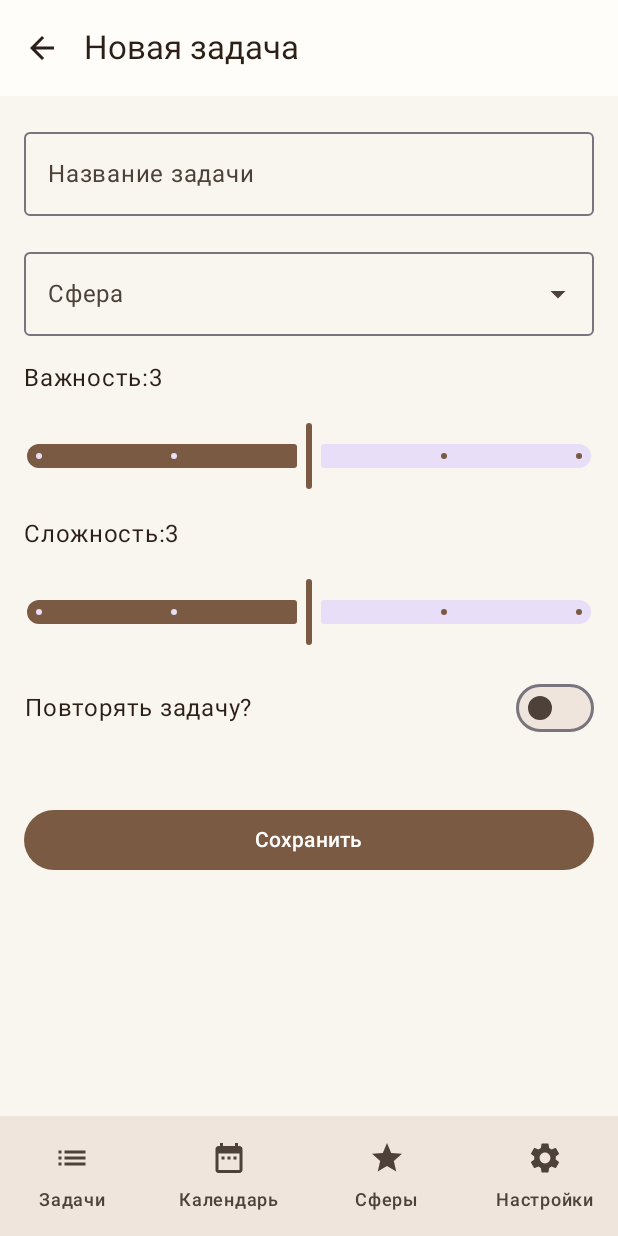
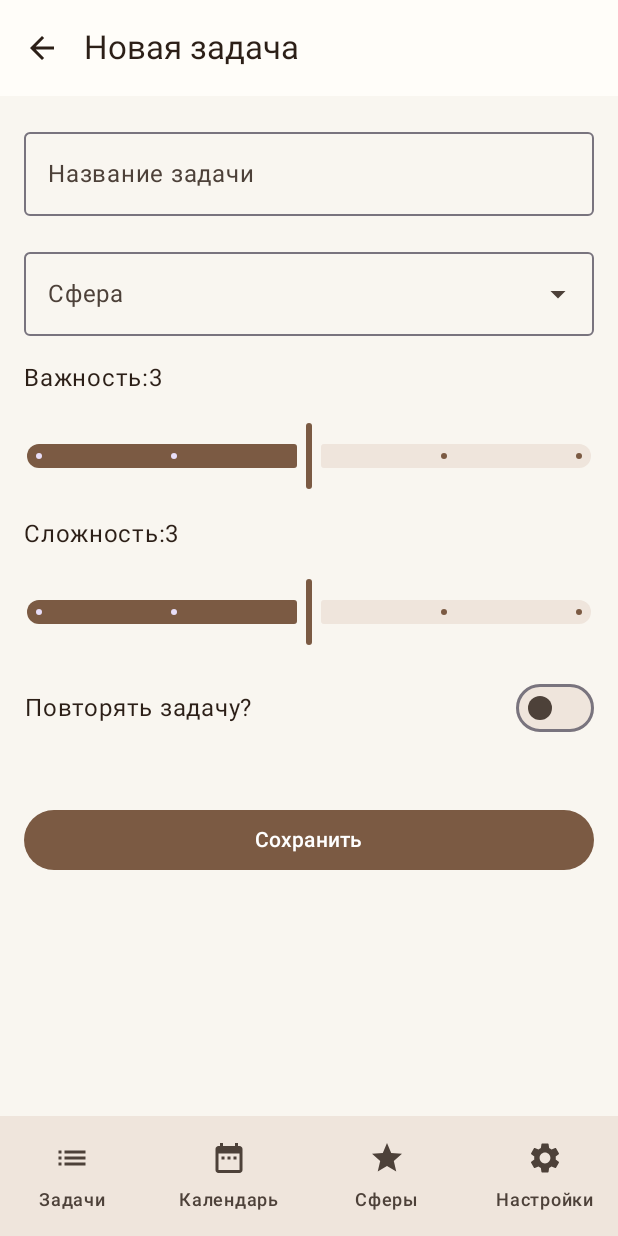
Before and after one commit to Varsipass-Doomber/HabitTracker-Adnroid, an Android app built with Jetpack Compose: the AddTaskScreen screen opened through its navigation route, on a phone screen of 412 x 824 dp. Run offline under Robolectric (Android 15) with nearby library versions, the phone set to English and light mode, and no system bars.

Commit message:
fix(ui): change slider colors

```diff
--- a/app/src/main/java/com/example/habittracker/ui/screen/tasks/AddTaskScreen.kt
+++ b/app/src/main/java/com/example/habittracker/ui/screen/tasks/AddTaskScreen.kt
@@ -65,6 +65,7 @@ fun AddTaskScreen(
                 colors = SliderDefaults.colors(
                     thumbColor = MaterialTheme.colorScheme.primary,
                     activeTrackColor = MaterialTheme.colorScheme.primary,
+                    inactiveTrackColor = MaterialTheme.colorScheme.surfaceVariant
                 ),
                 value = importance,
                 onValueChange = { importance = it },
@@ -76,6 +77,7 @@ fun AddTaskScreen(
                 colors = SliderDefaults.colors(
                     thumbColor = MaterialTheme.colorScheme.primary,
                     activeTrackColor = MaterialTheme.colorScheme.primary,
+                    inactiveTrackColor = MaterialTheme.colorScheme.surfaceVariant
                 ),
                 value = difficulty,
                 onValueChange = { difficulty = it },
```
